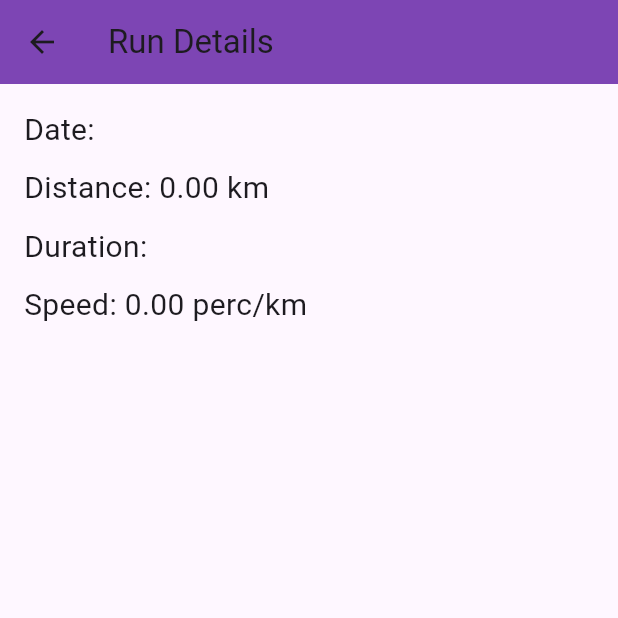
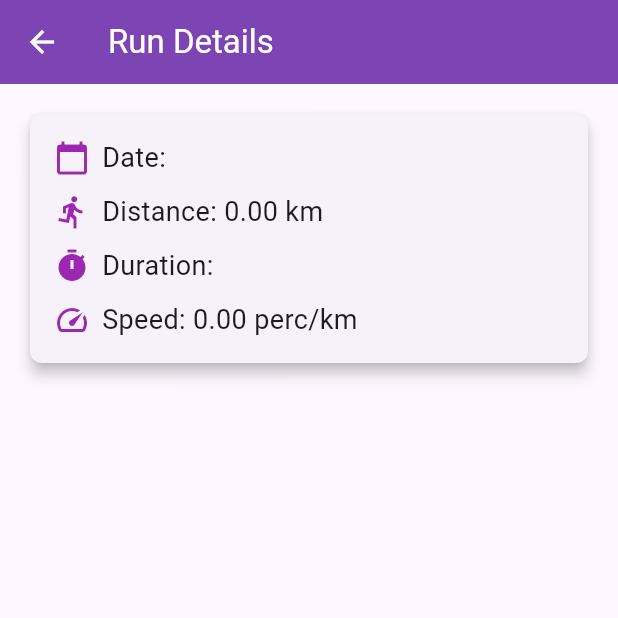
Before and after one commit to atiabri/szakdolgozat, a Flutter app: the EntryDetailPage screen opened directly with empty values, on a phone screen of 412 x 824 dp, the top half of it. Run offline on Flutter 3.47's test engine with Material 3 defaults, Android fonts, the phone set to English and light mode, and no system bars; our stand-ins replace geolocator, google_fonts, google_maps_flutter, location, sqflite, stop_watch_timer; accounts and stored records are empty.

Commit message:
activity detalis format

```diff
--- a/lib/pages/entry_detail_page.dart
+++ b/lib/pages/entry_detail_page.dart
@@ -12,22 +12,66 @@ class EntryDetailPage extends StatelessWidget {
       appBar: AppBar(
         title: Text('Run Details'),
         backgroundColor: Color.fromRGBO(125, 69, 180, 1),
+        foregroundColor: Colors.white,
       ),
       body: Padding(
         padding: const EdgeInsets.all(16.0),
         child: Column(
-          crossAxisAlignment: CrossAxisAlignment.start,
+          crossAxisAlignment: CrossAxisAlignment.stretch,
           children: [
-            Text('Date: ${entry.date}', style: TextStyle(fontSize: 20)),
-            SizedBox(height: 10),
-            Text('Distance: ${(entry.distance / 1000).toStringAsFixed(2)} km',
-                style: TextStyle(fontSize: 20)),
-            SizedBox(height: 10),
-            Text('Duration: ${entry.duration}', style: TextStyle(fontSize: 20)),
-            SizedBox(height: 10),
-            Text('Speed: ${entry.speed.toStringAsFixed(2)} perc/km',
-                style: TextStyle(fontSize: 20)),
-            // Itt további adatok jeleníthetők meg a futásról
+            Card(
+              elevation: 4,
+              shape: RoundedRectangleBorder(
+                borderRadius: BorderRadius.circular(8),
+              ),
+              child: Padding(
+                padding: const EdgeInsets.all(16.0),
+                child: Column(
+                  crossAxisAlignment: CrossAxisAlignment.start,
+                  children: [
+                    Row(
+                      children: [
+                        Icon(Icons.calendar_today, color: Colors.purple),
+                        SizedBox(width: 8),
+                        Text('Date: ${entry.date}',
+                            style: TextStyle(fontSize: 18)),
+                      ],
+                    ),
+                    SizedBox(height: 10),
+                    Row(
+                      children: [
+                        Icon(Icons.directions_run, color: Colors.purple),
+                        SizedBox(width: 8),
+                        Text(
+                            'Distance: ${(entry.distance / 1000).toStringAsFixed(2)} km',
+                            style: TextStyle(fontSize: 18)),
+                      ],
+                    ),
+                    SizedBox(height: 10),
+                    Row(
+                      children: [
+                        Icon(Icons.timer, color: Colors.purple),
+                        SizedBox(width: 8),
+                        Text('Duration: ${entry.duration}',
+                            style: TextStyle(fontSize: 18)),
+                      ],
+                    ),
+                    SizedBox(height: 10),
+                    Row(
+                      children: [
+                        Icon(Icons.speed, color: Colors.purple),
+                        SizedBox(width: 8),
+                        Text('Speed: ${entry.speed.toStringAsFixed(2)} perc/km',
+                            style: TextStyle(fontSize: 18)),
+                      ],
+                    ),
+                    // Add more information blocks here if needed
+                  ],
+                ),
+              ),
+            ),
+            SizedBox(height: 20),
+            // Optionally, add a section for the map or screenshot of the run route here
           ],
         ),
       ),
--- a/pubspec.yaml
+++ b/pubspec.yaml
@@ -33,6 +33,7 @@ dependencies:
   geolocator: ^7.0.3
   google_fonts: ^6.0.0
   google_maps_flutter: ^2.0.3
+  screenshot: ^1.3.0
   intl: ^0.17.0
   location: ^5.0.0
   path_provider: ^2.0.1
```
Also changed, not shown: pubspec.lock.
